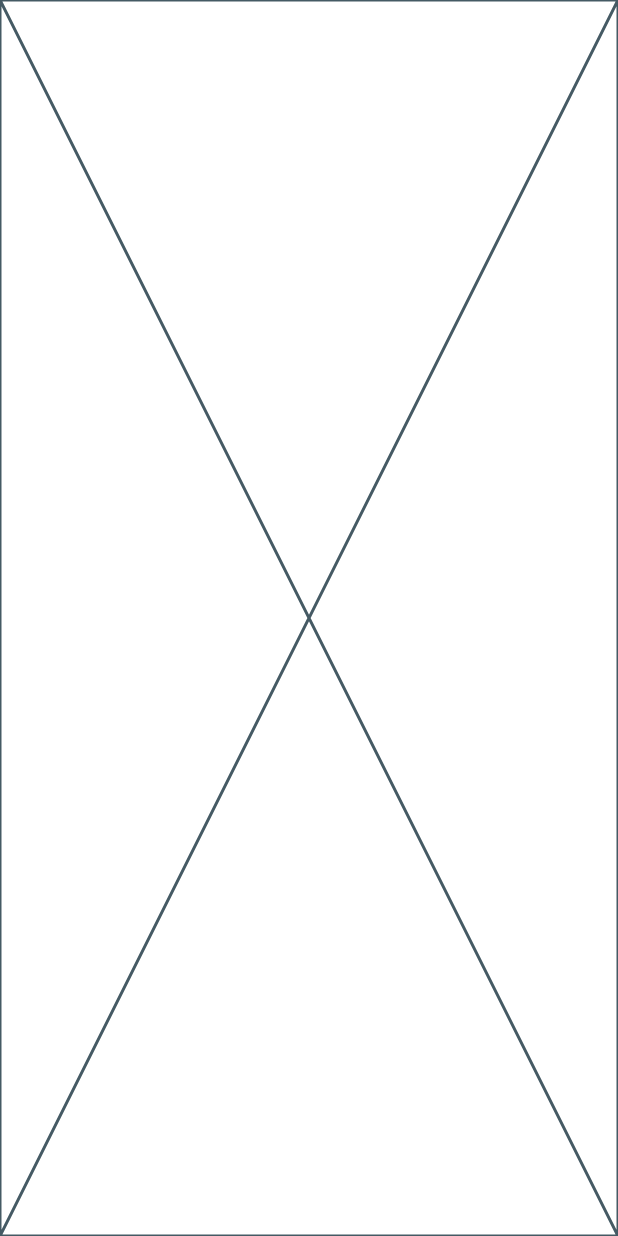
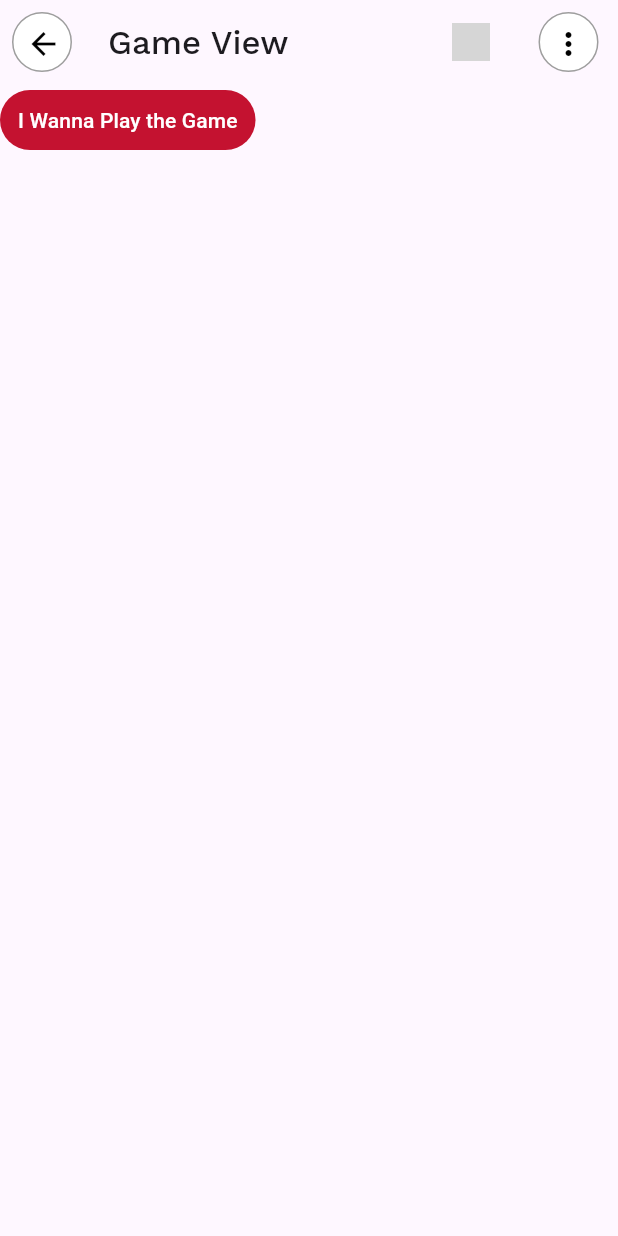
Before and after one commit to igniteking/MAD, a Flutter app: the screen it shows after launch, on a phone screen of 412 x 824 dp. Run offline on Flutter 3.47's test engine with Material 3 defaults, Android fonts, the light colour scheme and no system bars; our stand-ins replace appwrite, google_fonts, like_button; grey boxes are pictures that could not be loaded.

Commit message:
Update game_card_screen.dart

```diff
--- a/lib/screens/AD/game_card_screen.dart
+++ b/lib/screens/AD/game_card_screen.dart
@@ -1,10 +1,104 @@
 import 'package:flutter/material.dart';
+import 'package:google_fonts/google_fonts.dart';
 
 class GamePage extends StatelessWidget {
   const GamePage({super.key});
 
   @override
   Widget build(BuildContext context) {
-    return const Placeholder();
+    return Scaffold(
+      appBar: AppBar(
+        actions: [
+          ClipOval(
+            // Makes the button circular
+            child: TextButton(
+              onPressed: () {
+                print("Button Pressed");
+              },
+              style: ButtonStyle(
+                padding: WidgetStateProperty.all(EdgeInsets.zero),
+                shape: WidgetStateProperty.all(
+                  CircleBorder(),
+                ), // Ensures circular shape
+                overlayColor: WidgetStateProperty.resolveWith<Color?>((
+                  Set<WidgetState> states,
+                ) {
+                  if (states.contains(WidgetState.hovered)) {
+                    return const Color.fromARGB(
+                      122,
+                      33,
+                      149,
+                      243,
+                    ); // Change hover color
+                  }
+                  return null; // Default color (transparent)
+                }),
+              ),
+              child: Image.asset(
+                'assets/Help & Resources.png', // Your image
+                fit: BoxFit.contain,
+                width: 25,
+              ),
+            ),
+          ),
+          Container(
+            margin: EdgeInsets.all(8), // Adjust margin if needed
+            decoration: BoxDecoration(
+              shape: BoxShape.circle,
+              border: Border.all(
+                color: Colors.grey,
+                width: 1.0,
+              ), // Border color and width
+              color: Colors.white, // Background color
+            ),
+            child: IconButton(
+              icon: Icon(Icons.more_vert, color: Colors.black),
+              onPressed: () {
+                print("Button Pressed");
+              },
+            ),
+          ),
+        ],
+        leading: Container(
+          margin: EdgeInsets.all(8), // Adjust margin if needed
+          decoration: BoxDecoration(
+            shape: BoxShape.circle,
+            border: Border.all(
+              color: Colors.grey,
+              width: 1.0,
+            ), // Border color and width
+            color: Colors.white, // Background color
+          ),
+          child: IconButton(
+            icon: Icon(Icons.arrow_back, color: Colors.black),
+            onPressed: () => Navigator.pop(context),
+          ),
+        ),
+
+        title: Text(
+          'Game View',
+          style: TextStyle(
+            fontFamily: GoogleFonts.workSans().fontFamily,
+            fontWeight: FontWeight.w500,
+          ),
+        ),
+      ),
+      body: Container(
+        child: Column(
+          children: [
+            TextButton(
+              style: ButtonStyle(
+                backgroundColor: WidgetStateProperty.all(Color(0xFFC41230)),
+              ),
+              onPressed: () {},
+              child: Text(
+                'I Wanna Play the Game',
+                style: TextStyle(color: Colors.white),
+              ),
+            ),
+          ],
+        ),
+      ),
+    );
   }
 }
```
